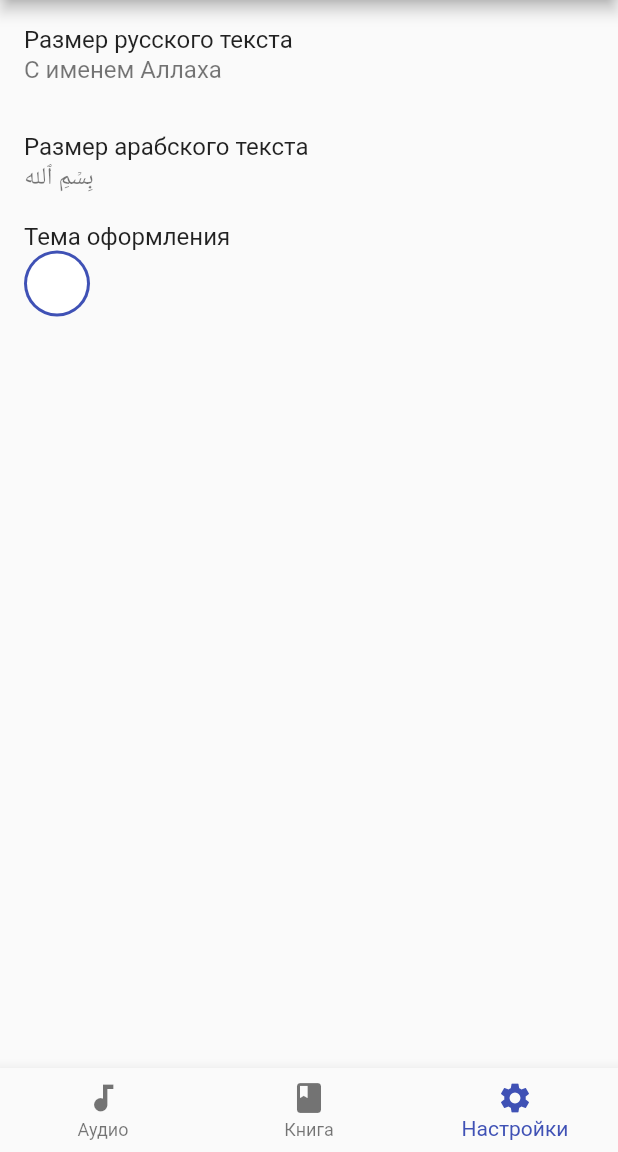
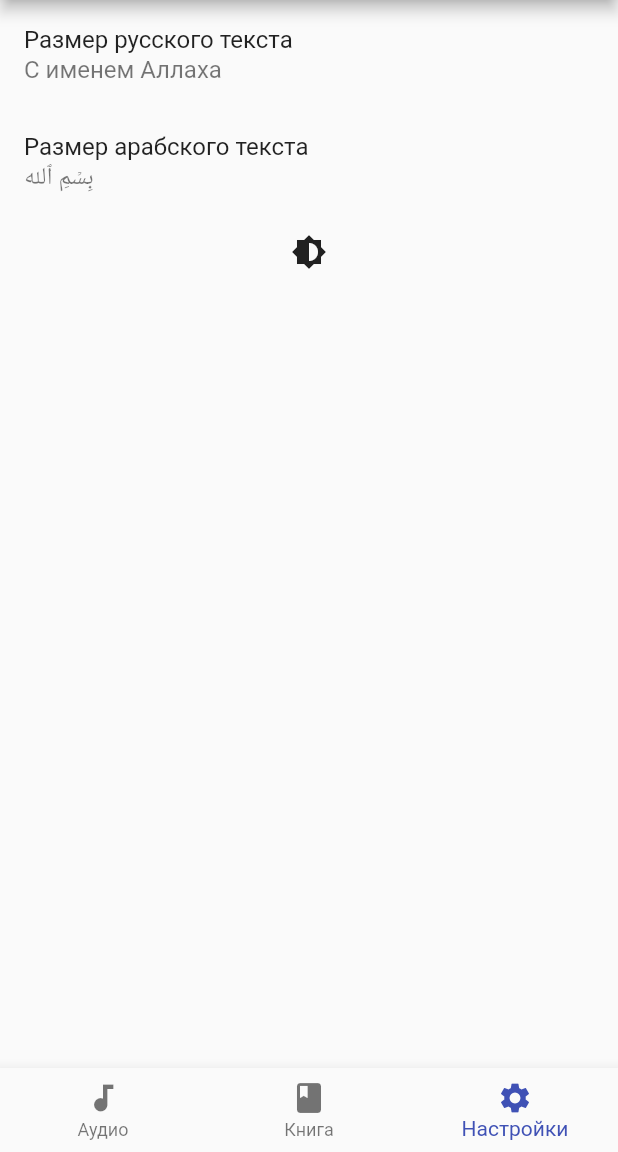
Before and after one commit to Ahrorus/kitab_at_tauhid, a Flutter app: the screen it shows after launch, item 3 of the bottom bar chosen, on a phone screen of 412 x 824 dp, the part 84-1236 px from its top. Run offline on Flutter 3.47's test engine with Material 2 defaults, Android fonts, the phone set to English and light mode, and no system bars; our stand-ins replace dynamic_theme, flutter_html, shared_preferences.

Commit message:
themes changed to night node setting

```diff
--- a/lib/main.dart
+++ b/lib/main.dart
@@ -10,7 +10,7 @@ class MyApp extends StatelessWidget {
   @override
   Widget build(BuildContext context) {
     return DynamicTheme(
-        defaultBrightness: themeBrightnesses[0],
+        defaultBrightness: Brightness.light,
         data: (brightness) => new ThemeData(
               primarySwatch: primaryColor,
               brightness: brightness,
--- a/lib/ui/settings/settings_screen.dart
+++ b/lib/ui/settings/settings_screen.dart
@@ -12,7 +12,6 @@ class SettingsScreen extends StatefulWidget {
 class _SettingsScreenState extends State<SettingsScreen> {
   double _russianFontSize;
   double _arabicFontSize;
-  int _themeIndex = 0;
 
   @override
   void initState() {
@@ -27,7 +26,6 @@ class _SettingsScreenState extends State<SettingsScreen> {
           (prefs.getDouble(resourceRussianFontSize) ?? defaultTextSize);
       _arabicFontSize =
           (prefs.getDouble(resourceArabicFontSize) ?? defaultTextSize);
-      _themeIndex = (prefs.getInt(resourceThemeIndex) ?? defaultThemeIndex);
     });
   }
 
@@ -51,15 +49,6 @@ class _SettingsScreenState extends State<SettingsScreen> {
     }
   }
 
-  _setThemeIndex(int index) async {
-    _themeIndex = index;
-    SharedPreferences prefs = await SharedPreferences.getInstance();
-    DynamicTheme.of(context).setBrightness(themeBrightnesses[index]);
-    setState(() {
-      prefs.setInt(resourceThemeIndex, _themeIndex);
-    });
-  }
-
   @override
   Widget build(BuildContext context) {
     return ListView(children: <Widget>[
@@ -68,7 +57,7 @@ class _SettingsScreenState extends State<SettingsScreen> {
         initialValue: _russianFontSize,
         onSelected: _setRussianFontSize,
         child: ListTile(
-            title: const Text(resourceRussianTextSize),
+            title: Text(resourceRussianTextSize),
             subtitle: Text(
               resourceRussianBasmala,
               style: TextStyle(fontSize: _russianFontSize),
@@ -88,7 +77,7 @@ class _SettingsScreenState extends State<SettingsScreen> {
         initialValue: _arabicFontSize,
         onSelected: _setArabicFontSize,
         child: ListTile(
-            title: const Text(resourceArabicTextSize),
+            title: Text(resourceArabicTextSize),
             subtitle: Text(
               resourceArabicBasmala,
               style: TextStyle(fontSize: _arabicFontSize),
@@ -103,39 +92,13 @@ class _SettingsScreenState extends State<SettingsScreen> {
                       style: TextStyle(fontSize: fontSizes[i]),
                     ))),
       ),
-      PopupMenuButton<int>(
-        padding: EdgeInsets.zero,
-        initialValue: _themeIndex,
-        onSelected: _setThemeIndex,
-        child: ListTile(
-            title: Text(resourceTheme),
-            subtitle: Container(
-                alignment: Alignment.centerLeft,
-                child: Container(
-                    child:
-                        CircleAvatar(backgroundColor: themeColors[_themeIndex]),
-                    padding: EdgeInsets.all(2.0),
-                    decoration: BoxDecoration(
-                      color: primaryColor,
-                      shape: BoxShape.circle,
-                    )))),
-        itemBuilder: (BuildContext context) =>
-            List<PopupMenuItem<int>>.generate(
-                themeNames.length,
-                (i) => PopupMenuItem<int>(
-                      value: i,
-                      child: ListTile(
-                          title: Text(themeNames[i]),
-                          leading: Container(
-                              child:
-                                  CircleAvatar(backgroundColor: themeColors[i]),
-                              padding: EdgeInsets.all(2.0),
-                              decoration: BoxDecoration(
-                                color: primaryColor,
-                                shape: BoxShape.circle,
-                              ))),
-                    )),
-      )
+    IconButton(
+    icon: Icon(Icons.brightness_6),
+    onPressed: (){
+//      It is possible to change whole theme https://github.com/Norbert515/dynamic_theme
+    DynamicTheme.of(context).setBrightness(Theme.of(context).brightness == Brightness.dark? Brightness.light: Brightness.dark);
+    },
+    )
     ]);
   }
 }
--- a/lib/util/constants.dart
+++ b/lib/util/constants.dart
@@ -11,8 +11,7 @@ const int tabNum = 2;
 
 const String resourceRussianFontSize = 'russianFontSize';
 const String resourceArabicFontSize = 'arabicFontSize';
-const String resourceThemeIndex = 'themeIndex';
-const List<String> themeNames = ['Светлая', 'Темная'];
+const String nightMode = 'Ночной режим';
 const String resourceRussianBasmala = 'С именем Аллаха';
 const String resourceArabicBasmala = 'بِسۡمِ ٱلله';
 const String resourceRussianTextSize = 'Размер русского текста';
@@ -26,5 +25,3 @@ const String resourceSettings = 'Настройки';
 const String resourceChapter = 'Глава ';
 
 Color primaryColor = Colors.indigo;
-List<Brightness> themeBrightnesses = [Brightness.light, Brightness.dark];
-List<Color> themeColors = [Colors.white, Colors.black];
```
